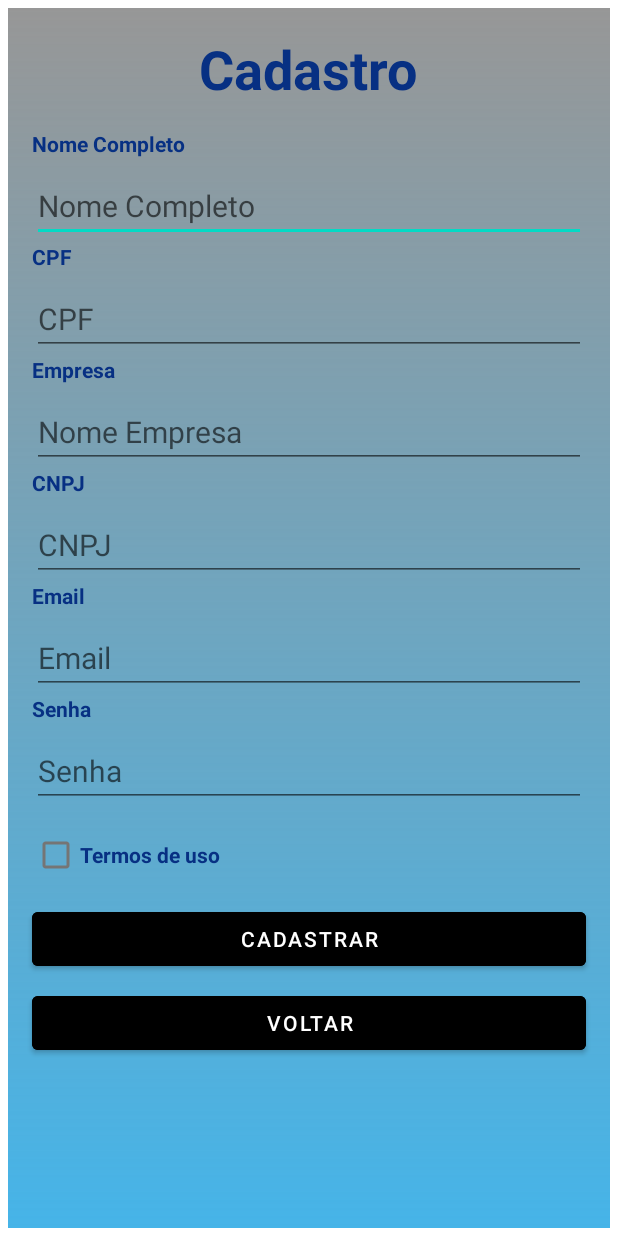
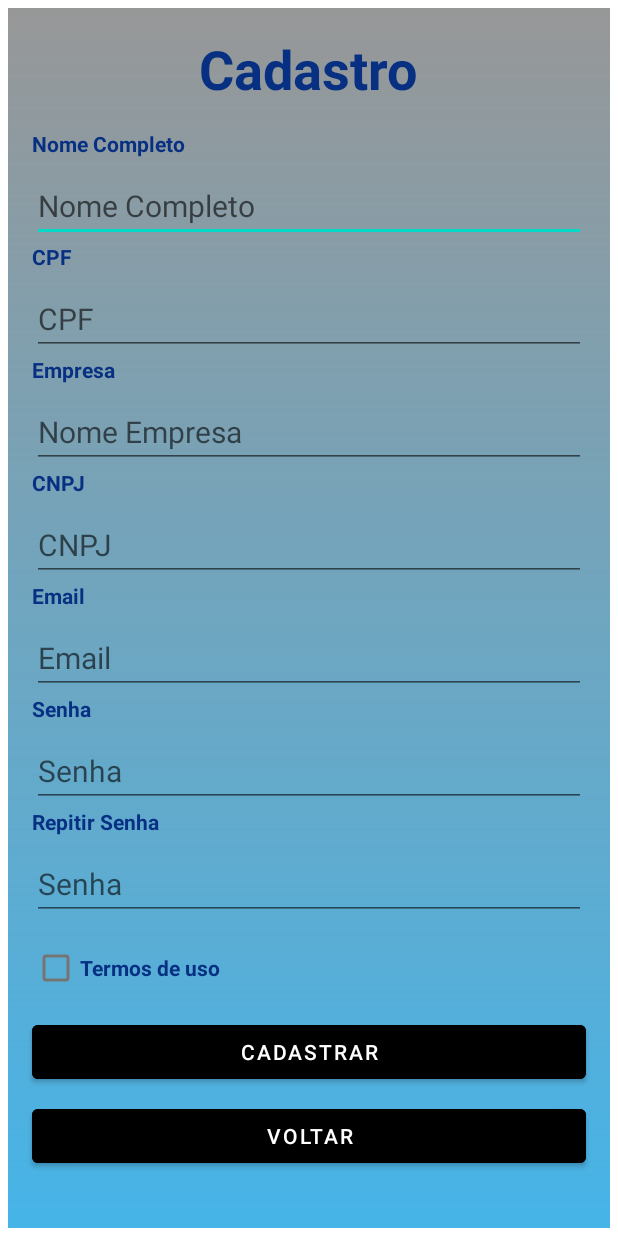
Before and after one commit to Viny-Stark/AndroidStudio-GerenciadorFN, an Android app: the layout activity_cadastro_usuario.xml on its own in the app's theme, with its tools: preview values and no code run, on a phone screen of 412 x 824 dp. Run offline under Robolectric (Android 15) with nearby library versions, the phone set to English and light mode, and no system bars.

Commit message:
Atualização button "validarSenha,e remover o titulo de todas views"

```diff
--- a/app/src/main/java/com/example/gerenciadorfn/view/AdicionarFuncionarioActivity.java
+++ b/app/src/main/java/com/example/gerenciadorfn/view/AdicionarFuncionarioActivity.java
@@ -9,6 +9,7 @@ import android.content.Intent;
 import android.os.Bundle;
 import android.text.TextUtils;
 import android.view.View;
+import android.view.Window;
 import android.widget.Button;
 import android.widget.CheckBox;
 import android.widget.EditText;
@@ -34,6 +35,7 @@ public class AdicionarFuncionarioActivity extends AppCompatActivity {
     @Override
     protected void onCreate(Bundle savedInstanceState) {
         super.onCreate(savedInstanceState);
+        this.supportRequestWindowFeature(Window.FEATURE_NO_TITLE);
         setContentView(R.layout.activity_adicionar_funcionario);
 
         initFormulario();
--- a/app/src/main/java/com/example/gerenciadorfn/view/AtualizarFuncionariosActivity.java
+++ b/app/src/main/java/com/example/gerenciadorfn/view/AtualizarFuncionariosActivity.java
@@ -7,6 +7,7 @@ import android.content.DialogInterface;
 import android.content.Intent;
 import android.os.Bundle;
 import android.view.View;
+import android.view.Window;
 import android.widget.Button;
 import android.widget.EditText;
 import android.widget.TextView;
@@ -33,6 +34,7 @@ public class AtualizarFuncionariosActivity extends AppCompatActivity {
     @Override
     protected void onCreate(Bundle savedInstanceState) {
         super.onCreate(savedInstanceState);
+        this.supportRequestWindowFeature(Window.FEATURE_NO_TITLE);
         setContentView(R.layout.activity_atualizar_funcionarios);
 
         initFormulario();
--- a/app/src/main/java/com/example/gerenciadorfn/view/ConsultarFuncionariosActivity.java
+++ b/app/src/main/java/com/example/gerenciadorfn/view/ConsultarFuncionariosActivity.java
@@ -7,6 +7,7 @@ import androidx.recyclerview.widget.RecyclerView;
 
 import android.os.Bundle;
 import android.view.View;
+import android.view.Window;
 import android.widget.AdapterView;
 import android.widget.Button;
 import android.widget.Toast;
@@ -35,6 +36,7 @@ public class ConsultarFuncionariosActivity extends AppCompatActivity {
     @Override
     protected void onCreate(Bundle savedInstanceState) {
         super.onCreate(savedInstanceState);
+        this.supportRequestWindowFeature(Window.FEATURE_NO_TITLE);
         setContentView(R.layout.activity_consultar_funcionarios);
 
 
--- a/app/src/main/java/com/example/gerenciadorfn/view/DadosFuncionariosActivity.java
+++ b/app/src/main/java/com/example/gerenciadorfn/view/DadosFuncionariosActivity.java
@@ -3,6 +3,7 @@ package com.example.gerenciadorfn.view;
 import androidx.appcompat.app.AppCompatActivity;
 
 import android.os.Bundle;
+import android.view.Window;
 
 import com.example.gerenciadorfn.R;
 
@@ -11,6 +12,7 @@ public class DadosFuncionariosActivity extends AppCompatActivity {
     @Override
     protected void onCreate(Bundle savedInstanceState) {
         super.onCreate(savedInstanceState);
+        this.supportRequestWindowFeature(Window.FEATURE_NO_TITLE);
         setContentView(R.layout.activity_dados_funcionarios);
     }
 }
--- a/app/src/main/java/com/example/gerenciadorfn/view/LoginActivity.java
+++ b/app/src/main/java/com/example/gerenciadorfn/view/LoginActivity.java
@@ -7,6 +7,7 @@ import android.content.SharedPreferences;
 import android.os.Bundle;
 import android.text.TextUtils;
 import android.view.View;
+import android.view.Window;
 import android.widget.Button;
 import android.widget.CheckBox;
 import android.widget.EditText;
@@ -24,12 +25,12 @@ public class LoginActivity extends AppCompatActivity {
     CheckBox ckLembrar;
 
     Usuario usuario;
-
     private SharedPreferences preferences;
 
     @Override
     protected void onCreate(Bundle savedInstanceState) {
         super.onCreate(savedInstanceState);
+        this.supportRequestWindowFeature(Window.FEATURE_NO_TITLE);
         setContentView(R.layout.activity_login);
 
         initFormulario();
@@ -77,9 +78,7 @@ public class LoginActivity extends AppCompatActivity {
         restaurarSharedPreferences();
 
 
-
     }
-
     private boolean validarDados(){
 
         boolean retorno = true;
--- a/app/src/main/java/com/example/gerenciadorfn/view/MainActivity.java
+++ b/app/src/main/java/com/example/gerenciadorfn/view/MainActivity.java
@@ -7,6 +7,7 @@ import android.content.Intent;
 import android.os.Bundle;
 import android.util.Log;
 import android.view.View;
+import android.view.Window;
 import android.widget.AdapterView;
 import android.widget.Button;
 import android.widget.TextView;
@@ -36,6 +37,7 @@ public class MainActivity extends AppCompatActivity {
     @Override
     protected void onCreate(Bundle savedInstanceState) {
         super.onCreate(savedInstanceState);
+        this.supportRequestWindowFeature(Window.FEATURE_NO_TITLE);
         setContentView(R.layout.activity_main);
 
         iniciarComponentes();
--- a/app/src/main/java/com/example/gerenciadorfn/view/SplashActivity.java
+++ b/app/src/main/java/com/example/gerenciadorfn/view/SplashActivity.java
@@ -6,6 +6,7 @@ import android.content.Intent;
 import android.content.SharedPreferences;
 import android.os.Bundle;
 import android.os.Handler;
+import android.view.Window;
 
 import com.example.gerenciadorfn.R;
 import com.example.gerenciadorfn.api.AppUtil;
@@ -17,6 +18,7 @@ public class SplashActivity extends AppCompatActivity {
     @Override
     protected void onCreate(Bundle savedInstanceState) {
         super.onCreate(savedInstanceState);
+        this.supportRequestWindowFeature(Window.FEATURE_NO_TITLE);
         setContentView(R.layout.activity_splash);
 
         salvarSharedPreferences();
--- a/app/src/main/res/layout/activity_cadastro_usuario.xml
+++ b/app/src/main/res/layout/activity_cadastro_usuario.xml
@@ -136,6 +136,24 @@
             android:hint="Senha"
             android:textSize="20dp"
             android:inputType="textPassword" />
+        <TextView android:id="@+id/txtSenha2"
+            android:layout_width="wrap_content"
+            android:layout_height="wrap_content"
+            android:layout_marginLeft="16dp"
+            android:text="Repitir Senha"
+            android:textColor="#073083"
+            android:textStyle="bold" />
+
+        <EditText android:id="@+id/editSenha2"
+            android:layout_width="match_parent"
+            android:layout_height="wrap_content"
+            android:layout_marginLeft="16dp"
+            android:layout_marginTop="8sp"
+            android:layout_marginRight="16dp"
+            android:ems="10"
+            android:hint="Senha"
+            android:textSize="20dp"
+            android:inputType="textPassword" />
 
         <CheckBox android:id="@+id/ckTermos"
             android:layout_width="wrap_content"
```
Also changed, not shown: app/src/main/java/com/example/gerenciadorfn/view/CadastroUsuarioActivity.java (+41 -2 lines).
